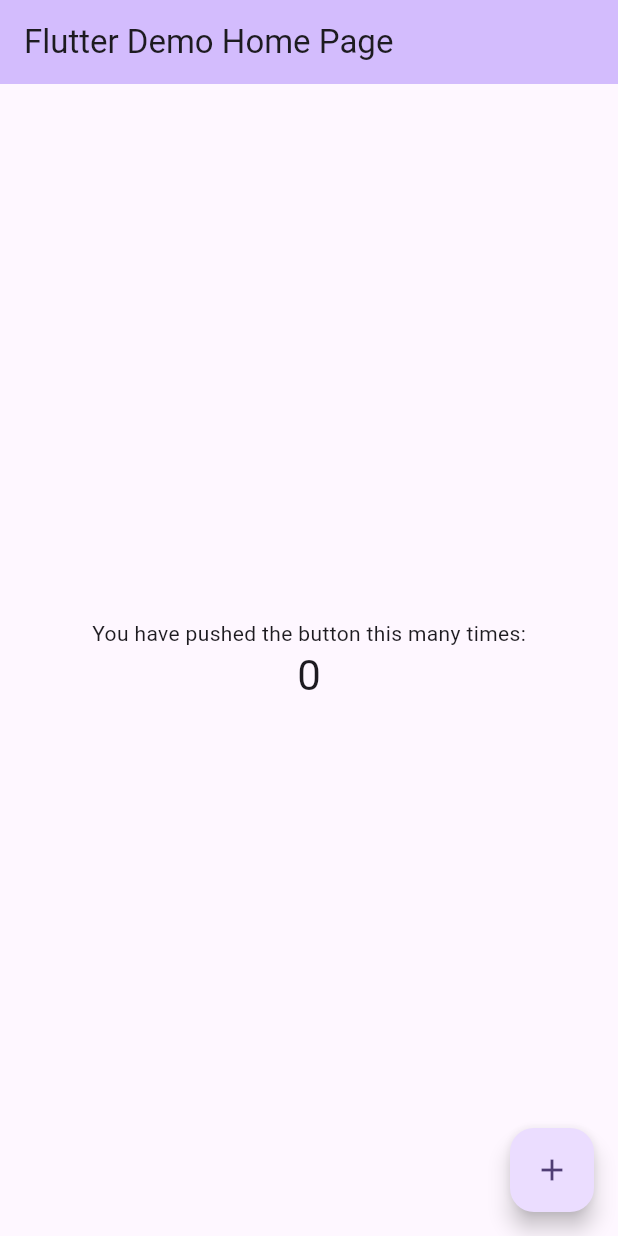
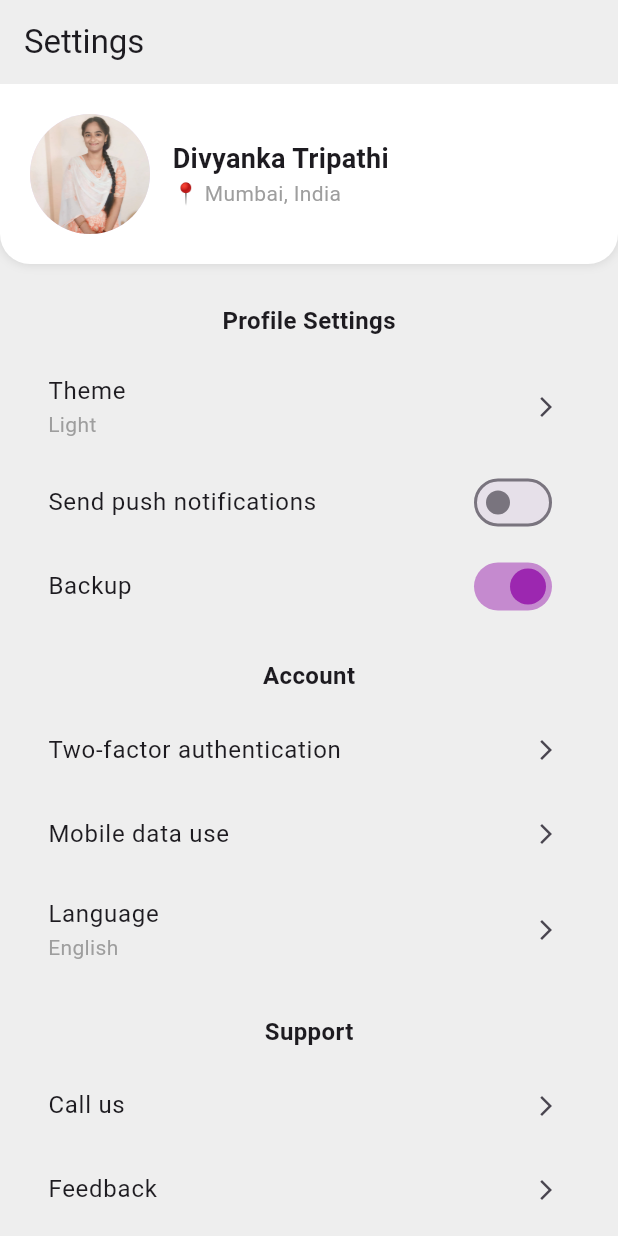
Before and after one commit to Devikas7/Melos, a Flutter app: the screen it shows after launch, on a phone screen of 412 x 824 dp. Run offline on Flutter 3.47's test engine with Material 3 defaults, Android fonts, the phone set to English and light mode, and no system bars.

Commit message:
settings screen has been added

```diff
--- a/apps/project2/lib/main.dart
+++ b/apps/project2/lib/main.dart
@@ -1,125 +1,21 @@
 import 'package:flutter/material.dart';
+import 'screens/settings_screen.dart';
 
 void main() {
-  runApp(const MyApp());
+  runApp(MyApp());
 }
 
 class MyApp extends StatelessWidget {
   const MyApp({super.key});
 
-  // This widget is the root of your application.
   @override
   Widget build(BuildContext context) {
     return MaterialApp(
-      title: 'Flutter Demo',
+      debugShowCheckedModeBanner: false,
       theme: ThemeData(
-        // This is the theme of your application.
-        //
-        // TRY THIS: Try running your application with "flutter run". You'll see
-        // the application has a purple toolbar. Then, without quitting the app,
-        // try changing the seedColor in the colorScheme below to Colors.green
-        // and then invoke "hot reload" (save your changes or press the "hot
-        // reload" button in a Flutter-supported IDE, or press "r" if you used
-        // the command line to start the app).
-        //
-        // Notice that the counter didn't reset back to zero; the application
-        // state is not lost during the reload. To reset the state, use hot
-        // restart instead.
-        //
-        // This works for code too, not just values: Most code changes can be
-        // tested with just a hot reload.
-        colorScheme: ColorScheme.fromSeed(seedColor: Colors.deepPurple),
-        useMaterial3: true,
+        primarySwatch: Colors.purple,
       ),
-      home: const MyHomePage(title: 'Flutter Demo Home Page'),
+      home: SettingsScreen(),
     );
   }
 }
-
-class MyHomePage extends StatefulWidget {
-  const MyHomePage({super.key, required this.title});
-
-  // This widget is the home page of your application. It is stateful, meaning
-  // that it has a State object (defined below) that contains fields that affect
-  // how it looks.
-
-  // This class is the configuration for the state. It holds the values (in this
-  // case the title) provided by the parent (in this case the App widget) and
-  // used by the build method of the State. Fields in a Widget subclass are
-  // always marked "final".
-
-  final String title;
-
-  @override
-  State<MyHomePage> createState() => _MyHomePageState();
-}
-
-class _MyHomePageState extends State<MyHomePage> {
-  int _counter = 0;
-
-  void _incrementCounter() {
-    setState(() {
-      // This call to setState tells the Flutter framework that something has
-      // changed in this State, which causes it to rerun the build method below
-      // so that the display can reflect the updated values. If we changed
-      // _counter without calling setState(), then the build method would not be
-      // called again, and so nothing would appear to happen.
-      _counter++;
-    });
-  }
-
-  @override
-  Widget build(BuildContext context) {
-    // This method is rerun every time setState is called, for instance as done
-    // by the _incrementCounter method above.
-    //
-    // The Flutter framework has been optimized to make rerunning build methods
-    // fast, so that you can just rebuild anything that needs updating rather
-    // than having to individually change instances of widgets.
-    return Scaffold(
-      appBar: AppBar(
-        // TRY THIS: Try changing the color here to a specific color (to
-        // Colors.amber, perhaps?) and trigger a hot reload to see the AppBar
-        // change color while the other colors stay the same.
-        backgroundColor: Theme.of(context).colorScheme.inversePrimary,
-        // Here we take the value from the MyHomePage object that was created by
-        // the App.build method, and use it to set our appbar title.
-        title: Text(widget.title),
-      ),
-      body: Center(
-        // Center is a layout widget. It takes a single child and positions it
-        // in the middle of the parent.
-        child: Column(
-          // Column is also a layout widget. It takes a list of children and
-          // arranges them vertically. By default, it sizes itself to fit its
-          // children horizontally, and tries to be as tall as its parent.
-          //
-          // Column has various properties to control how it sizes itself and
-          // how it positions its children. Here we use mainAxisAlignment to
-          // center the children vertically; the main axis here is the vertical
-          // axis because Columns are vertical (the cross axis would be
-          // horizontal).
-          //
-          // TRY THIS: Invoke "debug painting" (choose the "Toggle Debug Paint"
-          // action in the IDE, or press "p" in the console), to see the
-          // wireframe for each widget.
-          mainAxisAlignment: MainAxisAlignment.center,
-          children: <Widget>[
-            const Text(
-              'You have pushed the button this many times:',
-            ),
-            Text(
-              '$_counter',
-              style: Theme.of(context).textTheme.headlineMedium,
-            ),
-          ],
-        ),
-      ),
-      floatingActionButton: FloatingActionButton(
-        onPressed: _incrementCounter,
-        tooltip: 'Increment',
-        child: const Icon(Icons.add),
-      ), // This trailing comma makes auto-formatting nicer for build methods.
-    );
-  }
-}
--- /dev/null
+++ b/apps/project2/lib/screens/settings_screen.dart
@@ -0,0 +1,120 @@
+import 'package:flutter/material.dart';
+
+class SettingsScreen extends StatefulWidget {
+  const SettingsScreen({super.key});
+
+  @override
+  _SettingsScreenState createState() => _SettingsScreenState();
+}
+
+class _SettingsScreenState extends State<SettingsScreen> {
+  bool pushNotifications = false;
+  bool backupEnabled = true;
+
+  @override
+  Widget build(BuildContext context) {
+    return Scaffold(
+      backgroundColor: Colors.grey[200],
+      appBar: AppBar(
+        title: Text("Settings"),
+        backgroundColor: Colors.transparent,
+        elevation: 0,
+      ),
+      body: SingleChildScrollView(
+        child: Column(
+          children: [
+            _buildProfileHeader(),
+            _buildSettingsList(),
+          ],
+        ),
+      ),
+    );
+  }
+
+  Widget _buildProfileHeader() {
+    return Container(
+      padding: EdgeInsets.all(20),
+      decoration: BoxDecoration(
+        color: Colors.white,
+        borderRadius: BorderRadius.only(
+          bottomLeft: Radius.circular(20),
+          bottomRight: Radius.circular(20),
+        ),
+        boxShadow: [
+          BoxShadow(color: Colors.black12, blurRadius: 5),
+        ],
+      ),
+      child: Row(
+        children: [
+          CircleAvatar(
+            radius: 40,
+            backgroundImage: AssetImage('assets/images/profile.jpg'),
+          ),
+          SizedBox(width: 15),
+          Column(
+            crossAxisAlignment: CrossAxisAlignment.start,
+            children: [
+              Text(
+                "Divyanka Tripathi",
+                style: TextStyle(fontSize: 18, fontWeight: FontWeight.bold),
+              ),
+              Text("📍 Mumbai, India", style: TextStyle(color: Colors.grey)),
+            ],
+          ),
+        ],
+      ),
+    );
+  }
+
+  Widget _buildSettingsList() {
+    return Padding(
+      padding: EdgeInsets.all(16),
+      child: Column(
+        children: [
+          _buildSectionTitle("Profile Settings"),
+          _buildListTile("Theme", "Light"),
+          _buildSwitchTile("Send push notifications", pushNotifications, (value) {
+            setState(() => pushNotifications = value);
+          }),
+          _buildSwitchTile("Backup", backupEnabled, (value) {
+            setState(() => backupEnabled = value);
+          }),
+          SizedBox(height: 10),
+          _buildSectionTitle("Account"),
+          _buildListTile("Two-factor authentication"),
+          _buildListTile("Mobile data use"),
+          _buildListTile("Language", "English"),
+          SizedBox(height: 10),
+          _buildSectionTitle("Support"),
+          _buildListTile("Call us"),
+          _buildListTile("Feedback"),
+        ],
+      ),
+    );
+  }
+
+  Widget _buildSectionTitle(String title) {
+    return Padding(
+      padding: EdgeInsets.symmetric(vertical: 10),
+      child: Text(title, style: TextStyle(fontWeight: FontWeight.bold, fontSize: 16)),
+    );
+  }
+
+  Widget _buildListTile(String title, [String? subtitle]) {
+    return ListTile(
+      title: Text(title),
+      subtitle: subtitle != null ? Text(subtitle, style: TextStyle(color: Colors.grey)) : null,
+      trailing: Icon(Icons.arrow_forward_ios, size: 16),
+      onTap: () {},
+    );
+  }
+
+  Widget _buildSwitchTile(String title, bool value, Function(bool) onChanged) {
+    return SwitchListTile(
+      title: Text(title),
+      value: value,
+      onChanged: onChanged,
+      activeColor: Colors.purple,
+    );
+  }
+}
```
Also changed, not shown: apps/project2/pubspec.yaml (+3 -4 lines), apps/project2/assets/images/profile.jpg (added), 1 other file.
